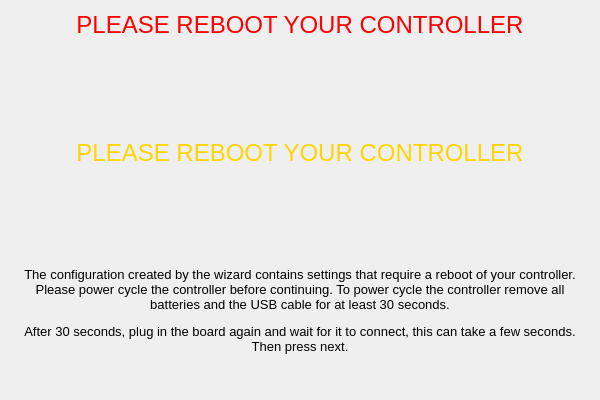
Qt form ground/openpilotgcs/src/plugins/setupwizard/pages/rebootpage.ui (openpilot/OpenPilot) before a commit.
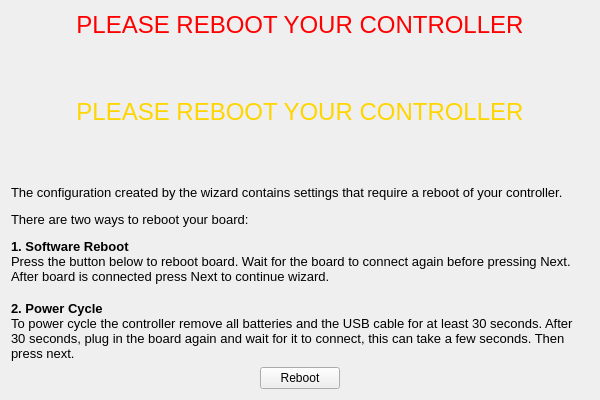
The same form after that commit.

Commit message: OP-1628 Initial reboot code.

What changed in the file:
```diff
--- a/ground/openpilotgcs/src/plugins/setupwizard/pages/rebootpage.ui
+++ b/ground/openpilotgcs/src/plugins/setupwizard/pages/rebootpage.ui
@@ -37,7 +37,7 @@
       <string>&lt;!DOCTYPE HTML PUBLIC &quot;-//W3C//DTD HTML 4.0//EN&quot; &quot;http://www.w3.org/TR/REC-html40/strict.dtd&quot;&gt;
 &lt;html&gt;&lt;head&gt;&lt;meta name=&quot;qrichtext&quot; content=&quot;1&quot; /&gt;&lt;style type=&quot;text/css&quot;&gt;
 p, li { white-space: pre-wrap; }
-&lt;/style&gt;&lt;/head&gt;&lt;body style=&quot; font-family:'Cantarell'; font-size:11pt; font-weight:400; font-style:normal;&quot;&gt;
+&lt;/style&gt;&lt;/head&gt;&lt;body style=&quot; font-family:'Ubuntu'; font-size:11pt; font-weight:400; font-style:normal;&quot;&gt;
 &lt;p align=&quot;center&quot; style=&quot; margin-top:12px; margin-bottom:12px; margin-left:0px; margin-right:0px; -qt-block-indent:0; text-indent:0px;&quot;&gt;&lt;span style=&quot; font-family:'MS Shell Dlg 2'; font-size:18pt; color:#ffd500;&quot;&gt;PLEASE REBOOT YOUR CONTROLLER&lt;/span&gt;&lt;/p&gt;&lt;/body&gt;&lt;/html&gt;</string>
      </property>
      <property name="alignment">
@@ -54,9 +54,10 @@
       <string>&lt;!DOCTYPE HTML PUBLIC &quot;-//W3C//DTD HTML 4.0//EN&quot; &quot;http://www.w3.org/TR/REC-html40/strict.dtd&quot;&gt;
 &lt;html&gt;&lt;head&gt;&lt;meta name=&quot;qrichtext&quot; content=&quot;1&quot; /&gt;&lt;style type=&quot;text/css&quot;&gt;
 p, li { white-space: pre-wrap; }
-&lt;/style&gt;&lt;/head&gt;&lt;body style=&quot; font-family:'Cantarell'; font-size:11pt; font-weight:400; font-style:normal;&quot;&gt;
-&lt;p align=&quot;center&quot; style=&quot; margin-top:12px; margin-bottom:12px; margin-left:0px; margin-right:0px; -qt-block-indent:0; text-indent:0px;&quot;&gt;&lt;span style=&quot; font-family:'MS Shell Dlg 2'; font-size:10pt; color:#000000;&quot;&gt;The configuration created by the wizard contains settings that require a reboot of your controller. Please power cycle the controller before continuing. To power cycle the controller remove all batteries and the USB cable for at least 30 seconds.&lt;/span&gt;&lt;/p&gt;
-&lt;p align=&quot;center&quot; style=&quot; margin-top:12px; margin-bottom:12px; margin-left:0px; margin-right:0px; -qt-block-indent:0; text-indent:0px;&quot;&gt;&lt;span style=&quot; font-family:'MS Shell Dlg 2'; font-size:10pt; color:#000000;&quot;&gt;After 30 seconds, plug in the board again and wait for it to connect, this can take a few seconds. Then press next.&lt;/span&gt;&lt;/p&gt;&lt;/body&gt;&lt;/html&gt;</string>
+&lt;/style&gt;&lt;/head&gt;&lt;body style=&quot; font-family:'Ubuntu'; font-size:11pt; font-weight:400; font-style:normal;&quot;&gt;
+&lt;p style=&quot; margin-top:12px; margin-bottom:12px; margin-left:0px; margin-right:0px; -qt-block-indent:0; text-indent:0px;&quot;&gt;&lt;span style=&quot; font-family:'MS Shell Dlg 2'; font-size:10pt; color:#000000;&quot;&gt;The configuration created by the wizard contains settings that require a reboot of your controller. &lt;/span&gt;&lt;/p&gt;
+&lt;p style=&quot; margin-top:12px; margin-bottom:12px; margin-left:0px; margin-right:0px; -qt-block-indent:0; text-indent:0px;&quot;&gt;&lt;span style=&quot; font-family:'MS Shell Dlg 2'; font-size:10pt; color:#000000;&quot;&gt;There are two ways to reboot your board:&lt;/span&gt;&lt;/p&gt;
+&lt;p style=&quot; margin-top:12px; margin-bottom:12px; margin-left:0px; margin-right:0px; -qt-block-indent:0; text-indent:0px;&quot;&gt;&lt;span style=&quot; font-family:'MS Shell Dlg 2'; font-size:10pt; font-weight:600; color:#000000;&quot;&gt;1. Software Reboot&lt;/span&gt;&lt;span style=&quot; font-family:'MS Shell Dlg 2'; font-size:10pt; color:#000000;&quot;&gt;&lt;br /&gt;Press the button below to reboot board. Wait for the board to connect again before pressing Next. After board is connected press Next to continue wizard.&lt;br /&gt;&lt;br /&gt;&lt;/span&gt;&lt;span style=&quot; font-family:'MS Shell Dlg 2'; font-size:10pt; font-weight:600; color:#000000;&quot;&gt;2. Power Cycle &lt;/span&gt;&lt;span style=&quot; font-family:'MS Shell Dlg 2'; font-size:10pt; color:#000000;&quot;&gt;&lt;br /&gt;To power cycle the controller remove all batteries and the USB cable for at least 30 seconds. After 30 seconds, plug in the board again and wait for it to connect, this can take a few seconds. Then press next.&lt;/span&gt;&lt;/p&gt;&lt;/body&gt;&lt;/html&gt;</string>
      </property>
      <property name="alignment">
       <set>Qt::AlignLeading|Qt::AlignLeft|Qt::AlignTop</set>
@@ -66,6 +67,13 @@
      </property>
     </widget>
    </item>
+   <item alignment="Qt::AlignHCenter">
+    <widget class="QPushButton" name="rebootButton">
+     <property name="text">
+      <string>Reboot</string>
+     </property>
+    </widget>
+   </item>
   </layout>
   <zorder>yellowLabel</zorder>
   <zorder>redLabel</zorder>
```
Left out of the diff: 1 changed line with no effect on the pictures. The commit also changes 1 other file.
